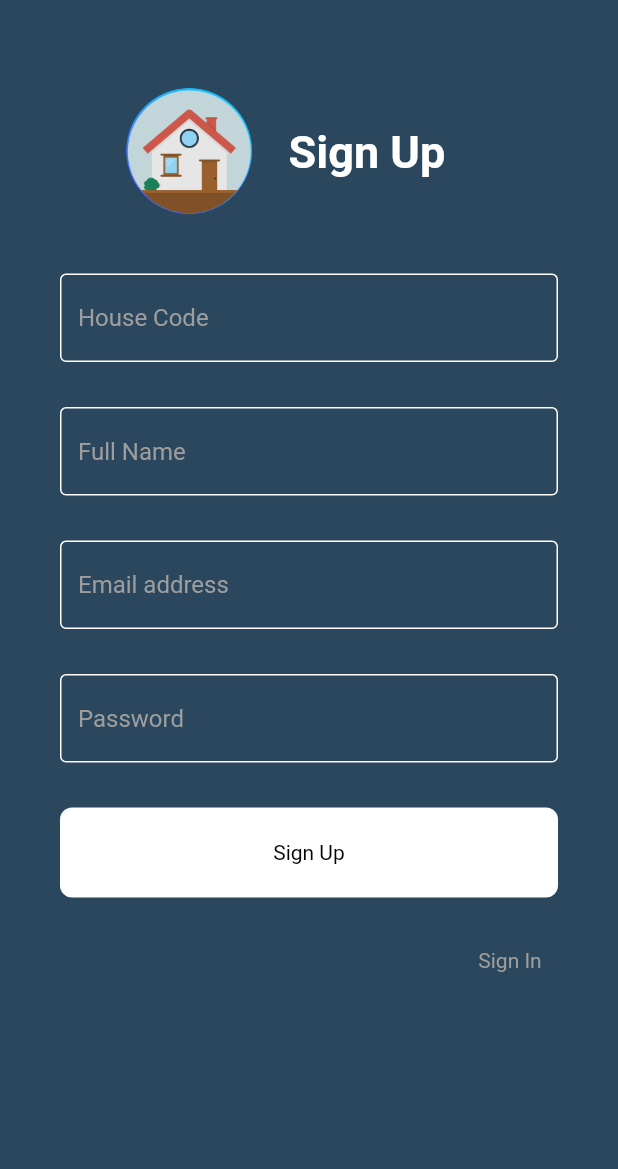
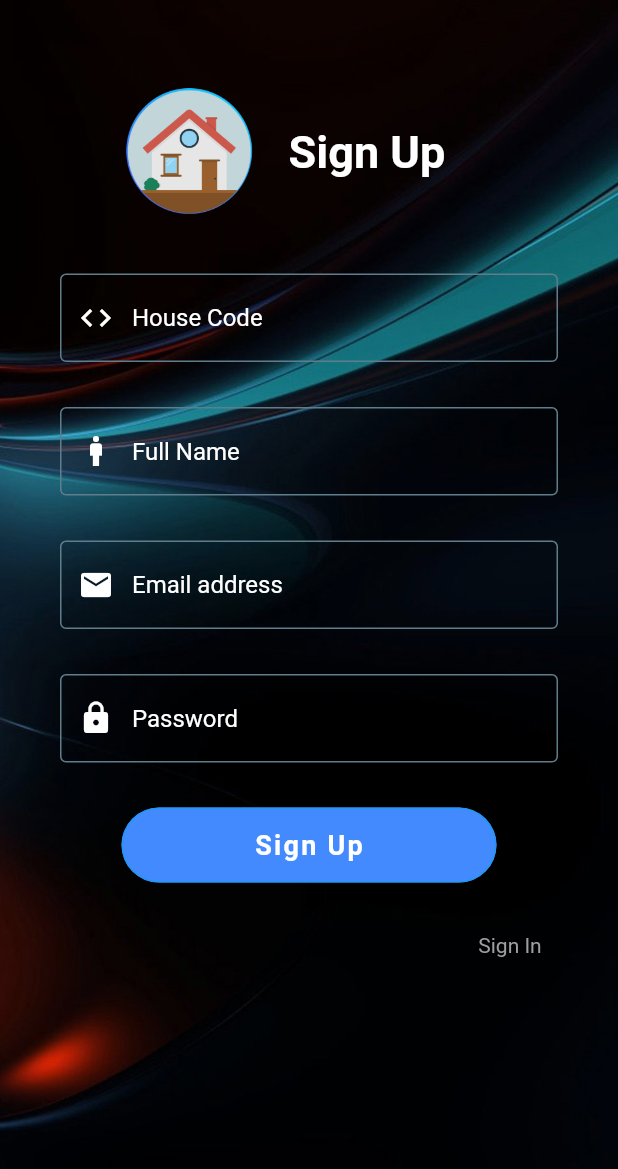
Before and after one commit to SmartHome101/Mobile-app-Last, a Flutter app: the SignUpScreen screen opened directly, on a phone screen of 412 x 824 dp. Shown: the top 1169 px of the screen. Run offline on Flutter 3.47's test engine with Material 2 defaults, Android fonts, the phone set to English and light mode, and no system bars; drawn by our look-alikes of modal_progress_hud_nsn; our stand-ins replace firebase_auth, firebase_core, firebase_database, google_fonts, introduction_screen, lottie and 2 more; accounts and stored records are empty; Roboto replaces fonts that are missing (OpenSans).

Commit message:
merge decoration

```diff
--- a/lib/pages/Sign_UpScreen.dart
+++ b/lib/pages/Sign_UpScreen.dart
@@ -28,51 +28,6 @@ class _SignUpScreen extends State<SignUpScreen> {
     });
   }
 
-  // Navigator.pop(context);
-  //   } on FirebaseAuthException catch (e) {
-  //     if (e.code == 'weak-password') {
-  //       ScaffoldMessenger.of(context)
-  //           .showSnackBar(SnackBar(content: Text("Weak Password")));
-  //     } else if (e.code == "email-already-in-use") {
-  //       ScaffoldMessenger.of(context)
-  //           .showSnackBar(SnackBar(content: Text("Email already exists")));
-  //     } else {
-  //       ScaffoldMessenger.of(context).showSnackBar(
-  //           SnackBar(content: Text("Something Went Wrong please Try again")));
-  //     }
-  //   } catch (e) {
-  //     ScaffoldMessenger.of(context)
-  //         .showSnackBar(SnackBar(content: Text("Something Went Wrong")));
-  //   }
-  //   isLoading = false;
-  //   setState(() {});
-  // }
-
-  // Widget _buildGo_SignUp() {
-  //   return Container(
-  //     alignment: Alignment.center,
-  //     child: ElevatedButton(
-  //       style: buttonStyle(Size(200, 50)),
-  //       onPressed: () async {
-  //         if (formKey.currentState!.validate()) {
-  //           await Sign_Up_Account(Name_Controller.text, Email_Controller.text,
-  //               Password_Controller.text);
-  //         } else {}
-  //       },
-  //       child: Text(
-  //         'Sign Up',
-  //         style: TextStyle(
-  //           color: Colors.white,
-  //           letterSpacing: 1.5,
-  //           fontSize: 18.0,
-  //           fontWeight: FontWeight.bold,
-  //           fontFamily: 'OpenSans',
-  //         ),
-  //       ),
-  //     ),
-  //   );
-  // }
-
   @override
   Widget build(BuildContext context) {
     Sign_Up_Account() async {
@@ -86,29 +41,27 @@ class _SignUpScreen extends State<SignUpScreen> {
           code: code,
           photoURL: "icons/vector.png");
 
-      if (result == "weak-password") {
-        ScaffoldMessenger.of(context)
-            .showSnackBar(SnackBar(content: Text("Weak Password")));
-      } else if (result == "email-already-in-use") {
-        ScaffoldMessenger.of(context)
-            .showSnackBar(SnackBar(content: Text("Email already exists")));
+      if (result == "success") {
+        Navigator.pop(context);
       } else if (result == "error") {
         ScaffoldMessenger.of(context).showSnackBar(
             SnackBar(content: Text("Something Went Wrong please Try again")));
+      } else {
+        ScaffoldMessenger.of(context)
+            .showSnackBar(SnackBar(content: Text(result)));
       }
+
       isLoading = false;
       setState(() {});
-      Navigator.pop(context);
     }
 
     return ModalProgressHUD(
       inAsyncCall: isLoading,
       child: Scaffold(
-        backgroundColor: Color(0xff2B475E),
         resizeToAvoidBottomInset: true,
         body: Container(
           height: double.infinity,
-          // decoration: Background_decoration(),
+          decoration: Background_decoration(),
           child: SingleChildScrollView(
             physics: AlwaysScrollableScrollPhysics(),
             padding: EdgeInsets.symmetric(
@@ -150,6 +103,7 @@ class _SignUpScreen extends State<SignUpScreen> {
                       code = data;
                     },
                     isPassword: false,
+                    icon: Icons.code,
                   ),
                   SizedBox(
                     height: 30.0,
@@ -160,6 +114,7 @@ class _SignUpScreen extends State<SignUpScreen> {
                       fullName = data;
                     },
                     isPassword: false,
+                    icon: Icons.man,
                   ),
                   SizedBox(
                     height: 30.0,
@@ -170,6 +125,7 @@ class _SignUpScreen extends State<SignUpScreen> {
                       email = data;
                     },
                     isPassword: false,
+                    icon: Icons.email,
                   ),
                   SizedBox(
                     height: 30.0,
@@ -180,6 +136,7 @@ class _SignUpScreen extends State<SignUpScreen> {
                       password = data;
                     },
                     isPassword: true,
+                    icon: Icons.lock,
                   ),
                   SizedBox(
                     height: 30.0,
--- a/lib/widgets/custom_button.dart
+++ b/lib/widgets/custom_button.dart
@@ -1,4 +1,5 @@
 import 'package:flutter/material.dart';
+import '../shared/Custom_Widgets.dart';
 
 class CustomeButton extends StatelessWidget {
   CustomeButton({required this.title, this.onTap});
@@ -7,22 +8,19 @@ class CustomeButton extends StatelessWidget {
   String title;
   @override
   Widget build(BuildContext context) {
-    return GestureDetector(
-      onTap: onTap,
-      child: Container(
-        decoration: BoxDecoration(
+    return ElevatedButton(
+      child: Text(
+        title,
+        style: TextStyle(
           color: Colors.white,
-          borderRadius: BorderRadius.circular(8),
-        ),
-        width: double.infinity,
-        height: 60,
-        child: Center(
-          child: Text(
-            title,
-            style: TextStyle(color: Colors.black),
-          ),
+          letterSpacing: 1.5,
+          fontSize: 18.0,
+          fontWeight: FontWeight.bold,
+          fontFamily: 'OpenSans',
         ),
       ),
+      style: buttonStyle(Size(250, 50)),
+      onPressed: onTap,
     );
   }
 }
--- a/lib/widgets/custom_text_field.dart
+++ b/lib/widgets/custom_text_field.dart
@@ -1,11 +1,12 @@
 import 'package:flutter/material.dart';
 
 class CustomTextField extends StatelessWidget {
-  CustomTextField({this.hintText, this.onChanged, this.isPassword});
+  CustomTextField({this.hintText, this.onChanged, this.isPassword, this.icon});
 
   Function(String)? onChanged;
   String? hintText;
   bool? isPassword;
+  IconData? icon;
   @override
   Widget build(BuildContext context) {
     return TextFormField(
@@ -16,16 +17,22 @@ class CustomTextField extends StatelessWidget {
       },
       obscureText: isPassword!,
       onChanged: onChanged,
+      style: TextStyle(color: Colors.white),
       decoration: InputDecoration(
+          fillColor: Colors.white,
           hintText: hintText,
-          hintStyle: TextStyle(color: Colors.grey),
+          hintStyle: TextStyle(color: Colors.white),
+          prefixIcon: Icon(
+            icon,
+            color: Colors.white,
+          ),
           enabledBorder: OutlineInputBorder(
               borderSide: BorderSide(
-            color: Colors.white,
+            color: Colors.blueGrey,
           )),
           border: OutlineInputBorder(
               borderSide: BorderSide(
-            color: Colors.white,
+            color: Colors.black12,
           ))),
     );
   }
```
Also changed, not shown: lib/pages/Login_Screen.dart (+3 -5 lines).
